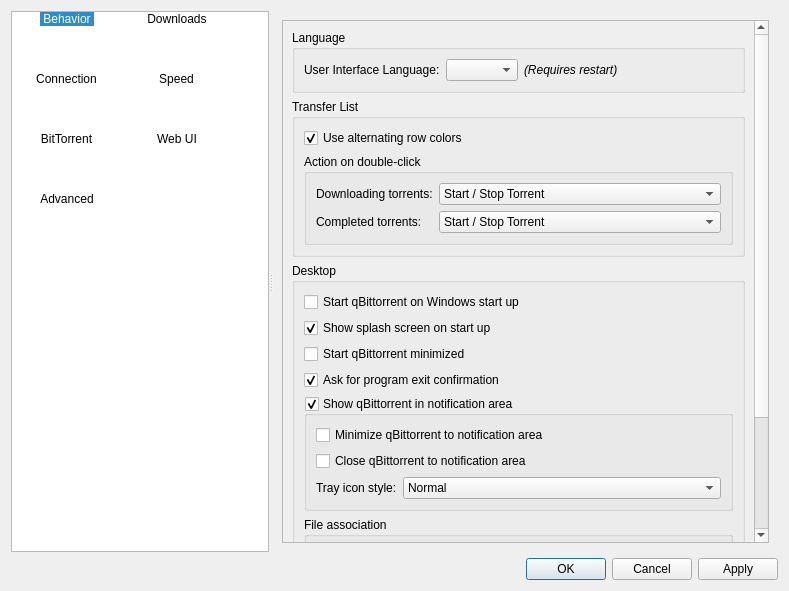
This is src/preferences/options.ui in SysAdminDoc/qBittorrent-Vanced as Qt 5 draws it before an edit. The edited form follows.
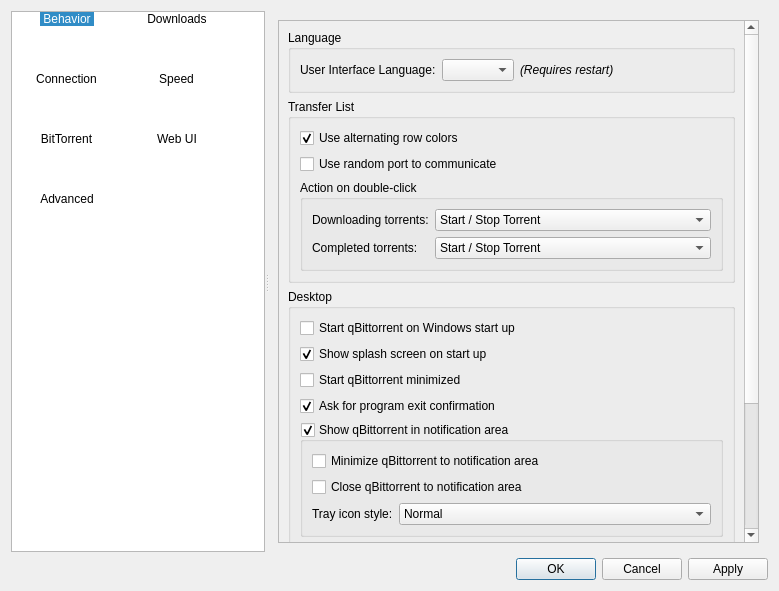
This is the edited form. Icons and pictures are not drawn.

Commit message: Made changes for clean up and fix the problem that a new ramdon port is set every time a setting is saved.

Patch:
```diff
--- a/src/preferences/options.ui
+++ b/src/preferences/options.ui
@@ -6,7 +6,7 @@
    <rect>
     <x>0</x>
     <y>0</y>
-    <width>789</width>
+    <width>779</width>
     <height>591</height>
    </rect>
   </property>
@@ -177,8 +177,8 @@
             <rect>
              <x>0</x>
              <y>-161</y>
-             <width>486</width>
-             <height>638</height>
+             <width>484</width>
+             <height>693</height>
             </rect>
            </property>
            <layout class="QVBoxLayout" name="verticalLayout_9">
@@ -262,6 +262,16 @@
                  </property>
                 </widget>
                </item>
+               <item>
+                <widget class="QCheckBox" name="checkRandomPort">
+                 <property name="text">
+                  <string>Use random port to communicate</string>
+                 </property>
+                 <property name="checked">
+                  <bool>false</bool>
+                 </property>
+                </widget>
+               </item>
                <item>
                 <widget class="QGroupBox" name="groupBox_7">
                  <property name="font">
```
Left out of the diff: 49 changed lines with no effect on the pictures. The commit also changes 4 other files.
